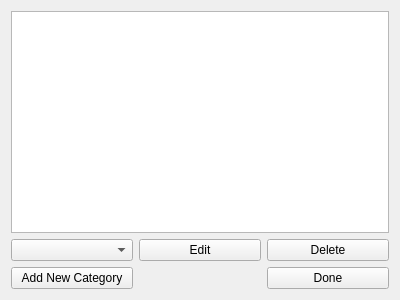
The window that GUI/addcategory.ui (Laucksy/CS-205-Project) describes before a commit, drawn with Qt 5.
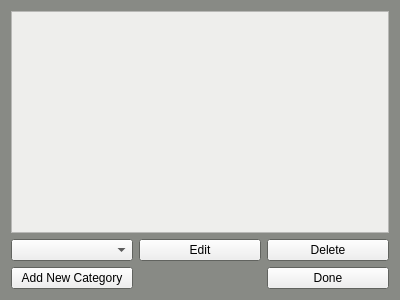
The same window after the commit.

Commit message: Fixed GUI colors and deleting feedback

```diff
--- a/GUI/addcategory.ui
+++ b/GUI/addcategory.ui
@@ -10,6 +10,70 @@
     <height>300</height>
    </rect>
   </property>
+  <property name="palette">
+   <palette>
+    <active>
+     <colorrole role="Base">
+      <brush brushstyle="SolidPattern">
+       <color alpha="255">
+        <red>136</red>
+        <green>138</green>
+        <blue>133</blue>
+       </color>
+      </brush>
+     </colorrole>
+     <colorrole role="Window">
+      <brush brushstyle="SolidPattern">
+       <color alpha="255">
+        <red>136</red>
+        <green>138</green>
+        <blue>133</blue>
+       </color>
+      </brush>
+     </colorrole>
+    </active>
+    <inactive>
+     <colorrole role="Base">
+      <brush brushstyle="SolidPattern">
+       <color alpha="255">
+        <red>136</red>
+        <green>138</green>
+        <blue>133</blue>
+       </color>
+      </brush>
+     </colorrole>
+     <colorrole role="Window">
+      <brush brushstyle="SolidPattern">
+       <color alpha="255">
+        <red>136</red>
+        <green>138</green>
+        <blue>133</blue>
+       </color>
+      </brush>
+     </colorrole>
+    </inactive>
+    <disabled>
+     <colorrole role="Base">
+      <brush brushstyle="SolidPattern">
+       <color alpha="255">
+        <red>136</red>
+        <green>138</green>
+        <blue>133</blue>
+       </color>
+      </brush>
+     </colorrole>
+     <colorrole role="Window">
+      <brush brushstyle="SolidPattern">
+       <color alpha="255">
+        <red>136</red>
+        <green>138</green>
+        <blue>133</blue>
+       </color>
+      </brush>
+     </colorrole>
+    </disabled>
+   </palette>
+  </property>
   <property name="windowTitle">
    <string>Form</string>
   </property>
@@ -48,7 +112,180 @@
       </widget>
      </item>
      <item row="0" column="0" colspan="3">
-      <widget class="QTextBrowser" name="textBrowser"/>
+      <widget class="QTextBrowser" name="textBrowser">
+       <property name="palette">
+        <palette>
+         <active>
+          <colorrole role="WindowText">
+           <brush brushstyle="SolidPattern">
+            <color alpha="255">
+             <red>0</red>
+             <green>0</green>
+             <blue>0</blue>
+            </color>
+           </brush>
+          </colorrole>
+          <colorrole role="Dark">
+           <brush brushstyle="SolidPattern">
+            <color alpha="255">
+             <red>238</red>
+             <green>238</green>
+             <blue>236</blue>
+            </color>
+           </brush>
+          </colorrole>
+          <colorrole role="Text">
+           <brush brushstyle="SolidPattern">
+            <color alpha="255">
+             <red>0</red>
+             <green>0</green>
+             <blue>0</blue>
+            </color>
+           </brush>
+          </colorrole>
+          <colorrole role="ButtonText">
+           <brush brushstyle="SolidPattern">
+            <color alpha="255">
+             <red>0</red>
+             <green>0</green>
+             <blue>0</blue>
+            </color>
+           </brush>
+          </colorrole>
+          <colorrole role="Base">
+           <brush brushstyle="SolidPattern">
+            <color alpha="255">
+             <red>238</red>
+             <green>238</green>
+             <blue>236</blue>
+            </color>
+           </brush>
+          </colorrole>
+          <colorrole role="Window">
+           <brush brushstyle="SolidPattern">
+            <color alpha="255">
+             <red>238</red>
+             <green>238</green>
+             <blue>236</blue>
+            </color>
+           </brush>
+          </colorrole>
+         </active>
+         <inactive>
+          <colorrole role="WindowText">
+           <brush brushstyle="SolidPattern">
+            <color alpha="255">
+             <red>0</red>
+             <green>0</green>
+             <blue>0</blue>
+            </color>
+           </brush>
+          </colorrole>
+          <colorrole role="Dark">
+           <brush brushstyle="SolidPattern">
+            <color alpha="255">
+             <red>238</red>
+             <green>238</green>
+             <blue>236</blue>
+            </color>
+           </brush>
+          </colorrole>
+          <colorrole role="Text">
+           <brush brushstyle="SolidPattern">
+            <color alpha="255">
+             <red>0</red>
+             <green>0</green>
+             <blue>0</blue>
+            </color>
+           </brush>
+          </colorrole>
+          <colorrole role="ButtonText">
+           <brush brushstyle="SolidPattern">
+            <color alpha="255">
+             <red>0</red>
+             <green>0</green>
+             <blue>0</blue>
+            </color>
+           </brush>
+          </colorrole>
+          <colorrole role="Base">
+           <brush brushstyle="SolidPattern">
+            <color alpha="255">
+             <red>238</red>
+             <green>238</green>
+             <blue>236</blue>
+            </color>
+           </brush>
+          </colorrole>
+          <colorrole role="Window">
+           <brush brushstyle="SolidPattern">
+            <color alpha="255">
+             <red>238</red>
+             <green>238</green>
+             <blue>236</blue>
+            </color>
+           </brush>
+          </colorrole>
+         </inactive>
+         <disabled>
+          <colorrole role="WindowText">
+           <brush brushstyle="SolidPattern">
+            <color alpha="255">
+             <red>238</red>
+             <green>238</green>
+             <blue>236</blue>
+            </color>
+           </brush>
+          </colorrole>
+          <colorrole role="Dark">
+           <brush brushstyle="SolidPattern">
+            <color alpha="255">
+             <red>238</red>
+             <green>238</green>
+             <blue>236</blue>
+            </color>
+           </brush>
+          </colorrole>
+          <colorrole role="Text">
+           <brush brushstyle="SolidPattern">
+            <color alpha="255">
+             <red>238</red>
+             <green>238</green>
+             <blue>236</blue>
+            </color>
+           </brush>
+          </colorrole>
+          <colorrole role="ButtonText">
+           <brush brushstyle="SolidPattern">
+            <color alpha="255">
+             <red>238</red>
+             <green>238</green>
+             <blue>236</blue>
+            </color>
+           </brush>
+          </colorrole>
+          <colorrole role="Base">
+           <brush brushstyle="SolidPattern">
+            <color alpha="255">
+             <red>238</red>
+             <green>238</green>
+             <blue>236</blue>
+            </color>
+           </brush>
+          </colorrole>
+          <colorrole role="Window">
+           <brush brushstyle="SolidPattern">
+            <color alpha="255">
+             <red>238</red>
+             <green>238</green>
+             <blue>236</blue>
+            </color>
+           </brush>
+          </colorrole>
+         </disabled>
+        </palette>
+       </property>
+      </widget>
      </item>
     </layout>
    </item>
```
The commit also changes 22 other files.
